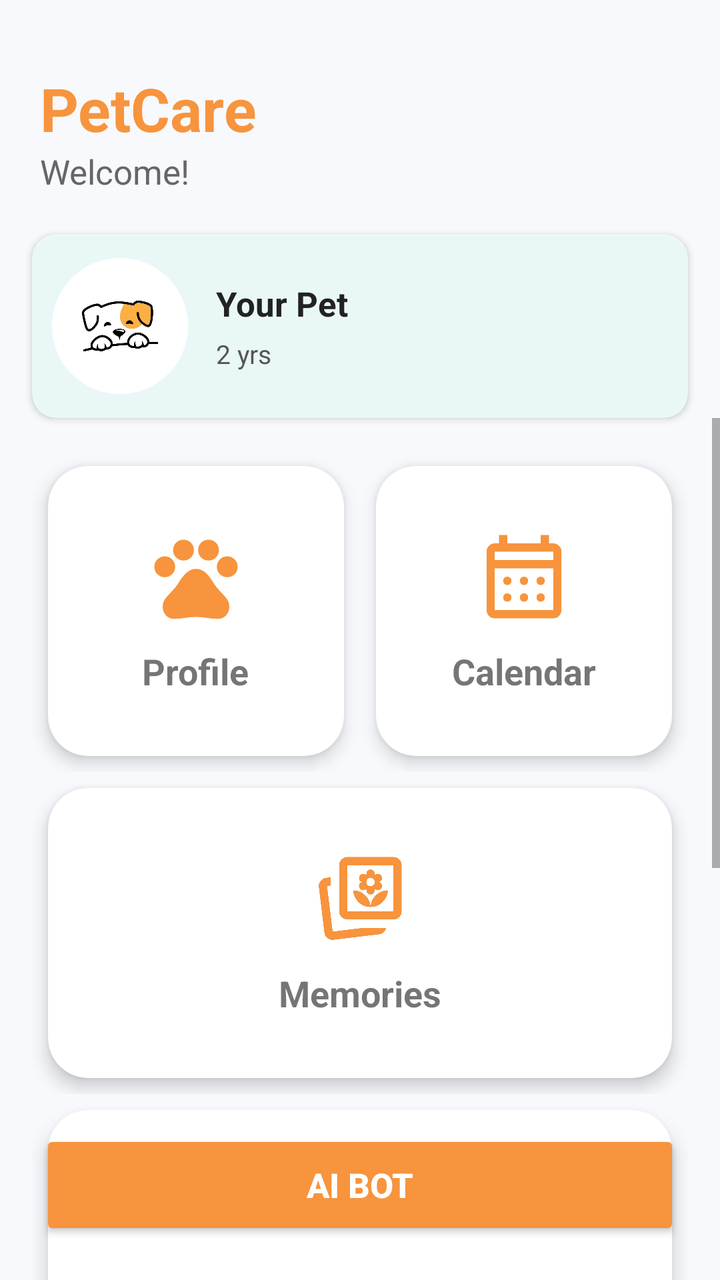
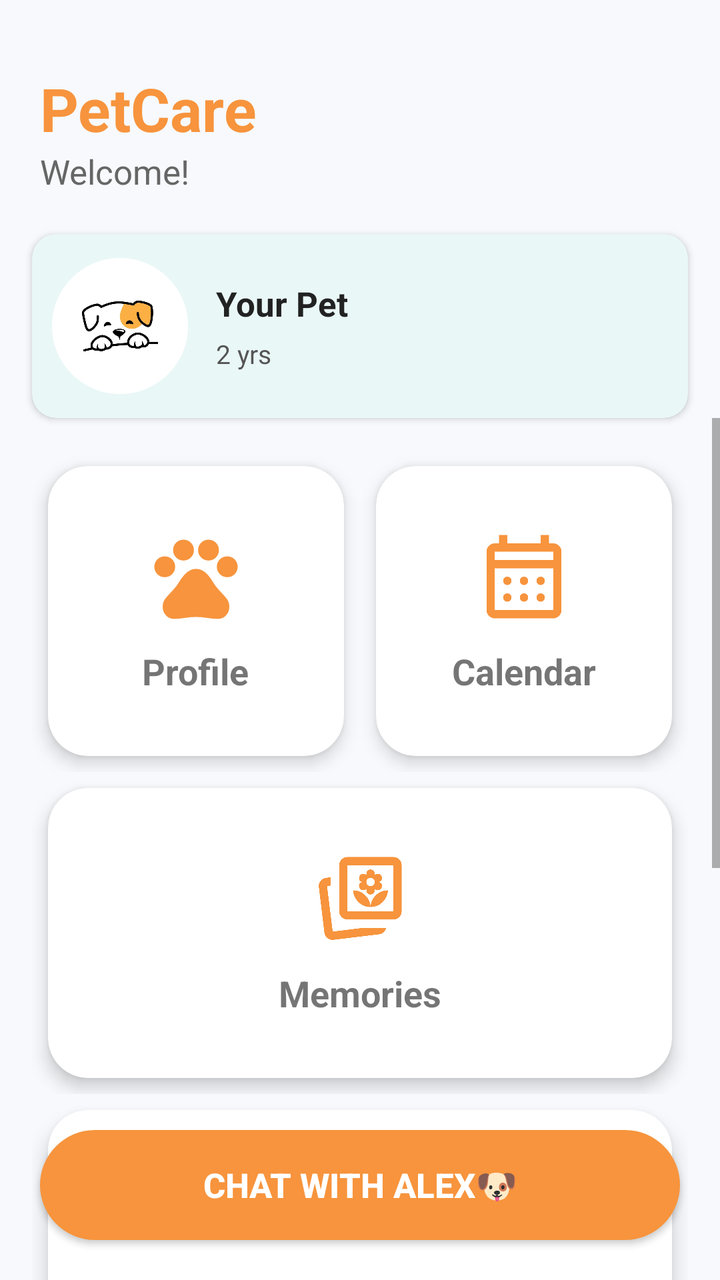

Two renders of the same Android screen: before a commit and after it. Below are the layout's source before the change and the commit's diff.
<!-- AndroidManifest.xml: application theme Theme.PETCARE -->
<!-- res/layout/home.xml -->
<?xml version="1.0" encoding="utf-8"?>


<androidx.constraintlayout.widget.ConstraintLayout
    xmlns:android="http://schemas.android.com/apk/res/android"
    xmlns:app="http://schemas.android.com/apk/res-auto"
    android:layout_width="match_parent"
    android:layout_height="match_parent"
    android:background="#F7F9FC">

    

    <LinearLayout
        android:id="@+id/header"
        android:layout_width="0dp"
        android:layout_height="wrap_content"
        android:layout_marginTop="22dp"
        android:paddingHorizontal="20dp"
        android:paddingVertical="12dp"
        android:gravity="center_vertical"
        android:orientation="horizontal"
        app:layout_constraintTop_toTopOf="parent"
        app:layout_constraintStart_toStartOf="parent"
        app:layout_constraintEnd_toEndOf="parent">

        <LinearLayout
            android:layout_width="0dp"
            android:layout_height="wrap_content"
            android:layout_weight="1"
            android:orientation="vertical">

            <TextView
                android:layout_width="wrap_content"
                android:layout_height="wrap_content"
                android:text="PetCare"
                android:textColor="#F7943D"
                android:textSize="30sp"
                android:textStyle="bold" />

            <TextView
                android:id="@+id/txtWelcome"
                android:layout_width="wrap_content"
                android:layout_height="wrap_content"
                android:text="Welcome!"
                android:textColor="#666666"
                android:textSize="17sp" />

        </LinearLayout>

    </LinearLayout>


    

    <androidx.cardview.widget.CardView
        android:id="@+id/cardPetSummary"
        android:layout_width="0dp"
        android:layout_height="92dp"
        android:layout_marginStart="16dp"
        android:layout_marginEnd="16dp"
        android:layout_marginTop="8dp"
        app:cardBackgroundColor="#EAF7F7"
        app:cardCornerRadius="12dp"
        app:cardElevation="2dp"
        app:layout_constraintTop_toBottomOf="@id/header"
        app:layout_constraintStart_toStartOf="parent"
        app:layout_constraintEnd_toEndOf="parent">

        <LinearLayout
            android:layout_width="match_parent"
            android:layout_height="match_parent"
            android:gravity="center_vertical"
            android:orientation="horizontal"
            android:padding="10dp">

            

            <ImageView
                android:id="@+id/imgPetHome"
                android:layout_width="68dp"
                android:layout_height="68dp"
                android:background="@drawable/circle_photo_border"
                android:clipToOutline="true"
                android:contentDescription="Pet Photo"
                android:outlineProvider="background"
                android:scaleType="centerCrop"
                android:src="@drawable/pet_logo" />


            

            <LinearLayout
                android:layout_width="0dp"
                android:layout_height="wrap_content"
                android:layout_weight="1"
                android:layout_marginStart="14dp"
                android:orientation="vertical">

                <TextView
                    android:id="@+id/txtPetNameHome"
                    android:layout_width="wrap_content"
                    android:layout_height="wrap_content"
                    android:text="Your Pet"
                    android:textColor="#222222"
                    android:textSize="17sp"
                    android:textStyle="bold" />

                <TextView
                    android:id="@+id/txtPetAgeHome"
                    android:layout_width="wrap_content"
                    android:layout_height="wrap_content"
                    android:layout_marginTop="5dp"
                    android:text="2 yrs"
                    android:textColor="#555555"
                    android:textSize="13sp" />

            </LinearLayout>

        </LinearLayout>

    </androidx.cardview.widget.CardView>


    

    <ScrollView
        android:layout_width="0dp"
        android:layout_height="0dp"
        android:fillViewport="true"
        android:clipToPadding="false"
        android:paddingBottom="85dp"
        app:layout_constraintTop_toBottomOf="@id/cardPetSummary"
        app:layout_constraintBottom_toBottomOf="parent"
        app:layout_constraintStart_toStartOf="parent"
        app:layout_constraintEnd_toEndOf="parent">

        <LinearLayout
            android:layout_width="match_parent"
            android:layout_height="wrap_content"
            android:orientation="vertical"
            android:padding="16dp">


            

            <LinearLayout
                android:layout_width="match_parent"
                android:layout_height="wrap_content"
                android:orientation="horizontal">

                

                <androidx.cardview.widget.CardView
                    android:id="@+id/cardProfile"
                    android:layout_width="0dp"
                    android:layout_height="145dp"
                    android:layout_weight="1"
                    android:layout_margin="8dp"
                    app:cardCornerRadius="20dp"
                    app:cardElevation="5dp">

                    <LinearLayout
                        android:layout_width="match_parent"
                        android:layout_height="match_parent"
                        android:gravity="center"
                        android:orientation="vertical">

                        <ImageView
                            android:layout_width="50dp"
                            android:layout_height="50dp"
                            android:src="@drawable/ic_profile"
                            app:tint="@color/orange" />

                        <TextView
                            android:layout_width="wrap_content"
                            android:layout_height="wrap_content"
                            android:layout_marginTop="10dp"
                            android:text="Profile"
                            android:textSize="18sp"
                            android:textStyle="bold" />

                    </LinearLayout>

                </androidx.cardview.widget.CardView>


                

                <androidx.cardview.widget.CardView
                    android:id="@+id/cardCalendar"
                    android:layout_width="0dp"
                    android:layout_height="145dp"
                    android:layout_weight="1"
                    android:layout_margin="8dp"
                    app:cardCornerRadius="20dp"
                    app:cardElevation="5dp">

                    <LinearLayout
                        android:layout_width="match_parent"
                        android:layout_height="match_parent"
                        android:gravity="center"
                        android:orientation="vertical">

                        <ImageView
                            android:layout_width="50dp"
                            android:layout_height="50dp"
                            android:src="@drawable/ic_calendar"
                            app:tint="@color/orange" />

                        <TextView
                            android:layout_width="wrap_content"
                            android:layout_height="wrap_content"
                            android:layout_marginTop="10dp"
                            android:text="Calendar"
                            android:textSize="18sp"
                            android:textStyle="bold" />

                    </LinearLayout>

                </androidx.cardview.widget.CardView>

            </LinearLayout>


            

            <LinearLayout
                android:layout_width="match_parent"
                android:layout_height="wrap_content"
                android:orientation="horizontal">

                

                <androidx.cardview.widget.CardView
                    android:id="@+id/cardReminder"
                    android:layout_width="0dp"
                    android:layout_height="145dp"
                    android:layout_weight="1"
                    android:layout_margin="8dp"
                    app:cardCornerRadius="20dp"
                    app:cardElevation="5dp">

                    <LinearLayout
                        android:layout_width="match_parent"
                        android:layout_height="match_parent"
                        android:gravity="center"
                        android:orientation="vertical">

                        <ImageView
                            android:layout_width="50dp"
                            android:layout_height="50dp"
                            android:src="@drawable/ic_memories"
                            app:tint="@color/orange" />

                        <TextView
                            android:layout_width="wrap_content"
                            android:layout_height="wrap_content"
                            android:layout_marginTop="10dp"
                            android:text="Memories"
                            android:textSize="18sp"
                            android:textStyle="bold" />

                    </LinearLayout>

                </androidx.cardview.widget.CardView>

            </LinearLayout>


            

            <androidx.cardview.widget.CardView
                android:layout_width="match_parent"
                android:layout_height="wrap_content"
                android:layout_margin="8dp"
                app:cardCornerRadius="20dp"
                app:cardElevation="6dp">

                <LinearLayout
                    android:layout_width="match_parent"
                    android:layout_height="wrap_content"
                    android:orientation="vertical"
                    android:padding="18dp">

                    <TextView
                        android:layout_width="wrap_content"
                        android:layout_height="wrap_content"
                        android:text="Upcoming Reminders"
                        android:textColor="#F7943D"
                        android:textSize="20sp"
                        android:textStyle="bold"
                        android:shadowColor="#33000000"
                        android:shadowDx="0"
                        android:shadowDy="2"
                        android:shadowRadius="3" />

                    <ListView
                        android:id="@+id/homeReminderList"
                        android:layout_width="match_parent"
                        android:layout_height="220dp"
                        android:layout_marginTop="10dp"
                        android:background="@android:color/transparent"
                        android:divider="@android:color/transparent"
                        android:dividerHeight="8dp"
                        android:overScrollMode="never" />

                </LinearLayout>

            </androidx.cardview.widget.CardView>

        </LinearLayout>

    </ScrollView>


    

    <Button
        android:id="@+id/btnbot"
        android:layout_width="0dp"
        android:layout_height="55dp"
        android:layout_margin="20dp"
        android:backgroundTint="#F7943D"
        android:elevation="8dp"
        android:text="AI BOT"
        android:textAllCaps="false"
        android:textColor="#FFFFFF"
        android:textSize="17sp"
        android:textStyle="bold"
        app:layout_constraintBottom_toBottomOf="parent"
        app:layout_constraintStart_toStartOf="parent"
        app:layout_constraintEnd_toEndOf="parent" />

</androidx.constraintlayout.widget.ConstraintLayout>
<!-- resources referenced by this layout -->
<resources>
  <color name="orange">#F7943D</color>
  <!-- drawable circle_photo_border (drawable) -->
  <?xml version="1.0" encoding="utf-8"?>
  <shape xmlns:android="http://schemas.android.com/apk/res/android"
      android:shape="oval">
  
      <solid android:color="#FFFFFF" />
  
      <stroke
          android:width="3dp"
          android:color="#FFFFFF" />
  
  </shape>
  <!-- drawable ic_memories (drawable) -->
  <vector xmlns:android="http://schemas.android.com/apk/res/android"
      android:width="24dp"
      android:height="24dp"
      android:viewportWidth="960"
      android:viewportHeight="960">
    <path
        android:pathData="M508,760h224q-7,26 -24,42t-44,20L228,875q-33,5 -59.5,-15.5T138,806L85,369q-4,-33 16,-59t53,-30l46,-6v80l-36,5 54,437 290,-36ZM360,680q-33,0 -56.5,-23.5T280,600v-440q0,-33 23.5,-56.5T360,80h440q33,0 56.5,23.5T880,160v440q0,33 -23.5,56.5T800,680L360,680ZM360,600h440v-440L360,160v440ZM580,380ZM218,796ZM581,560q68,0 115.5,-47T749,400q-68,0 -116.5,47T581,560ZM581,560q-3,-66 -51.5,-113T413,400q5,66 52.5,113T581,560ZM581,440q17,0 28.5,-11.5T621,400v-10l10,4q15,6 30.5,3t23.5,-17q9,-15 6,-32t-20,-24l-10,-4 10,-4q17,-7 19.5,-24.5T685,260q-9,-15 -24,-17.5t-30,3.5l-10,4v-10q0,-17 -11.5,-28.5T581,200q-17,0 -28.5,11.5T541,240v10l-10,-4q-15,-6 -30,-3.5T477,260q-8,14 -5.5,31.5T491,316l10,4 -10,4q-17,7 -20,24t6,32q8,14 23.5,17t30.5,-3l10,-4v10q0,17 11.5,28.5T581,440ZM581,360q-17,0 -28.5,-11.5T541,320q0,-17 11.5,-28.5T581,280q17,0 28.5,11.5T621,320q0,17 -11.5,28.5T581,360Z"
        android:fillColor="#e3e3e3"/>
  </vector>
  <!-- drawable ic_profile (drawable) -->
  <vector xmlns:android="http://schemas.android.com/apk/res/android"
      android:width="24dp"
      android:height="24dp"
      android:viewportWidth="960"
      android:viewportHeight="960">
    <path
        android:pathData="M180,485q-42,0 -71,-29t-29,-71q0,-42 29,-71t71,-29q42,0 71,29t29,71q0,42 -29,71t-71,29ZM289,296q-29,-29 -29,-71t29,-71q29,-29 71,-29t71,29q29,29 29,71t-29,71q-29,29 -71,29t-71,-29ZM529,296q-29,-29 -29,-71t29,-71q29,-29 71,-29t71,29q29,29 29,71t-29,71q-29,29 -71,29t-71,-29ZM780,485q-42,0 -71,-29t-29,-71q0,-42 29,-71t71,-29q42,0 71,29t29,71q0,42 -29,71t-71,29ZM266,885q-45,0 -75.5,-34.5T160,769q0,-52 35.5,-91t70.5,-77q29,-31 50,-67.5t50,-68.5q22,-26 51,-43t63,-17q34,0 63,16t51,42q28,32 49.5,69t50.5,69q35,38 70.5,77t35.5,91q0,47 -30.5,81.5T694,885q-54,0 -107,-9t-107,-9q-54,0 -107,9t-107,9Z"
        android:fillColor="#e3e3e3"/>
  </vector>
  <style name="Theme.PETCARE" parent="Theme.AppCompat.Light.NoActionBar">
          
      </style>
  <!-- unchanged entries left out for length: 2 -->
</resources>

<!-- the commit's change to res/layout/home.xml (unified diff, before → after) -->
@@ -322,7 +322,9 @@
         android:layout_margin="20dp"
         android:backgroundTint="#F7943D"
         android:elevation="8dp"
-        android:text="AI BOT"
+        android:text="CHAT WITH ALEX🐶"
+        android:background="@drawable/button_orange"
+
         android:textAllCaps="false"
         android:textColor="#FFFFFF"
         android:textSize="17sp"
<!-- resource entries referenced after the edit -->
@@ -1,6 +1,37 @@
 <!-- resources referenced by this layout -->
 <resources>
   <color name="orange">#F7943D</color>
+  <!-- drawable button_orange (drawable) -->
+  <?xml version="1.0" encoding="utf-8"?>
+  <selector xmlns:android="http://schemas.android.com/apk/res/android">
+  
+      
+      <item android:state_pressed="true">
+          <shape android:shape="rectangle">
+              <solid android:color="#E67E22"/>
+              <corners android:radius="30dp"/>
+          </shape>
+      </item>
+  
+      
+      <item>
+          <shape android:shape="rectangle">
+              <gradient
+                  android:angle="90"
+                  android:startColor="#FFA84A"
+                  android:endColor="#F57C00"/>
+  
+              <corners android:radius="30dp"/>
+  
+              <padding
+                  android:left="16dp"
+                  android:right="16dp"
+                  android:top="12dp"
+                  android:bottom="12dp"/>
+          </shape>
+      </item>
+  
+  </selector>
   <!-- drawable circle_photo_border (drawable) -->
   <?xml version="1.0" encoding="utf-8"?>
   <shape xmlns:android="http://schemas.android.com/apk/res/android"
